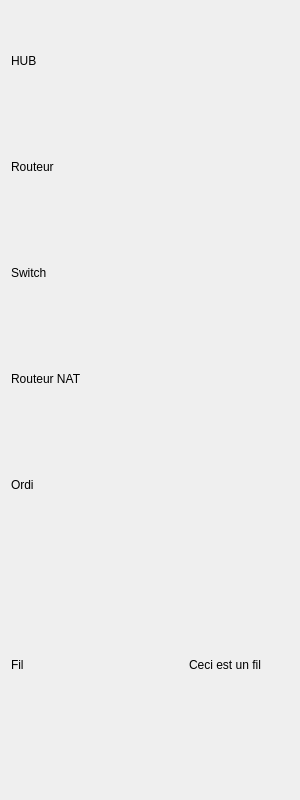
SNOTRAProject/snotra, file SNOTRA/ToolBox.ui: the form before one commit.
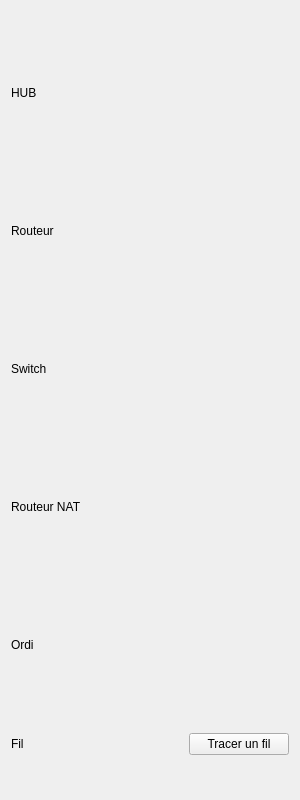
The form after the commit. Icons and pictures are not drawn.

```diff
--- a/SNOTRA/ToolBox.ui
+++ b/SNOTRA/ToolBox.ui
@@ -173,9 +173,9 @@
     </widget>
    </item>
    <item row="5" column="1">
-    <widget class="QLabel" name="label_2">
+    <widget class="QPushButton" name="pushButtonFil">
      <property name="text">
-      <string>Ceci est un fil</string>
+      <string>Tracer un fil</string>
      </property>
     </widget>
    </item>
```
